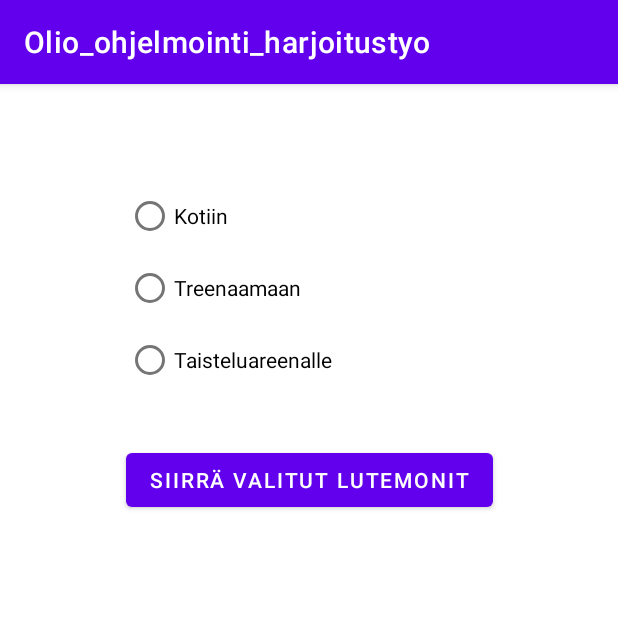
After one commit to samppa13/Olio_ohjelmointi_harjoitustyo, an Android app: the MoveLutemonsActivity screen opened directly, with no data from a screen before it, on a phone screen of 412 x 824 dp, the top half of it. The commit adds this screen. Run offline under Robolectric (Android 15) with nearby library versions, the phone set to English and light mode, and no system bars.

Commit message:
Add functionality to enable the Lutemons to be moved home, to the battlefield or to the training arena.

```diff
--- /dev/null
+++ b/app/src/main/java/com/example/olio_ohjelmointi_harjoitustyo/BattleField.java
@@ -0,0 +1,14 @@
+package com.example.olio_ohjelmointi_harjoitustyo;
+
+public class BattleField extends Storage {
+    private static BattleField battleField = null;
+
+    private BattleField() {}
+
+    public static BattleField getInstance() {
+        if (battleField == null) {
+            battleField = new  BattleField();
+        }
+        return battleField;
+    }
+}
--- a/app/src/main/java/com/example/olio_ohjelmointi_harjoitustyo/Black.java
+++ b/app/src/main/java/com/example/olio_ohjelmointi_harjoitustyo/Black.java
@@ -2,6 +2,6 @@ package com.example.olio_ohjelmointi_harjoitustyo;
 
 public class Black extends Lutemon {
     public Black(String name) {
-        super(name, "Musta", 9, 0, 0, 16, 16, 0, 0);
+        super(name, "Musta", 9, 0, 0, 16, 16, getNumberOfCreatedLutemons(), 0);
     }
 }
--- a/app/src/main/java/com/example/olio_ohjelmointi_harjoitustyo/Green.java
+++ b/app/src/main/java/com/example/olio_ohjelmointi_harjoitustyo/Green.java
@@ -2,6 +2,6 @@ package com.example.olio_ohjelmointi_harjoitustyo;
 
 public class Green extends Lutemon {
     public Green(String name) {
-        super(name, "Vihreä", 6, 3, 0, 19, 19, 0, 0);
+        super(name, "Vihreä", 6, 3, 0, 19, 19, getNumberOfCreatedLutemons(), 0);
     }
 }
--- /dev/null
+++ b/app/src/main/java/com/example/olio_ohjelmointi_harjoitustyo/Home.java
@@ -0,0 +1,18 @@
+package com.example.olio_ohjelmointi_harjoitustyo;
+
+public class Home extends Storage {
+    private static Home home = null;
+
+    private Home() {}
+
+    public static Home getInstance() {
+        if (home == null) {
+            home = new Home();
+        }
+        return home;
+    }
+
+    public void createLutemon(Lutemon lutemon) {
+        lutemons.add(lutemon);
+    }
+}
--- /dev/null
+++ b/app/src/main/java/com/example/olio_ohjelmointi_harjoitustyo/MoveLutemonsActivity.java
@@ -0,0 +1,127 @@
+package com.example.olio_ohjelmointi_harjoitustyo;
+
+import androidx.appcompat.app.AppCompatActivity;
+
+import android.content.Intent;
+import android.os.Bundle;
+import android.view.View;
+import android.widget.Button;
+import android.widget.CheckBox;
+import android.widget.LinearLayout;
+import android.widget.RadioGroup;
+
+import java.util.ArrayList;
+import java.util.Collections;
+import java.util.Comparator;
+
+public class MoveLutemonsActivity extends AppCompatActivity {
+    private RadioGroup placeRadioGroup;
+    private LinearLayout checkBoxLinearLayout;
+    private Button moveLutemonsButton;
+
+    @Override
+    protected void onCreate(Bundle savedInstanceState) {
+        super.onCreate(savedInstanceState);
+        setContentView(R.layout.activity_move_lutemons);
+        checkBoxLinearLayout = findViewById(R.id.checkBoxLinearLayout);
+        makeCheckBoxes();
+        placeRadioGroup = findViewById(R.id.placeRadioGroup);
+        moveLutemonsButton = findViewById(R.id.moveLutemonsButton);
+        moveLutemons();
+    }
+
+    public ArrayList<Lutemon> getAllLutemons() {
+        ArrayList<Lutemon> allLutemons = new ArrayList<>();
+        allLutemons.addAll(Home.getInstance().getLutemons());
+        allLutemons.addAll(BattleField.getInstance().getLutemons());
+        allLutemons.addAll(TrainingArea.getInstance().getLutemons());
+        Collections.sort(allLutemons, new Comparator<Lutemon>() {
+            @Override
+            public int compare(Lutemon lutemon, Lutemon t1) {
+                return String.valueOf(lutemon.getId()).compareTo(String.valueOf(t1.getId()));
+            }
+        });
+        return allLutemons;
+    }
+
+    public void makeCheckBoxes() {
+        checkBoxLinearLayout.removeAllViews();
+        CheckBox checkBox;
+        for (Lutemon lutemon: getAllLutemons()) {
+            checkBox = new CheckBox(this);
+            checkBox.setText(lutemon.getName());
+            checkBox.setId(lutemon.getId());
+            checkBoxLinearLayout.addView(checkBox);
+        }
+    }
+
+    public void moveLutemons() {
+        moveLutemonsButton.setOnClickListener(new View.OnClickListener() {
+            @Override
+            public void onClick(View view) {
+                switch (placeRadioGroup.getCheckedRadioButtonId()) {
+                    case R.id.homeRadioButton:
+                        moveLutemonsToHome();
+                        break;
+                    case R.id.trainingAreaRadioButton:
+                        moveLutemonsToTrainingArea();
+                        break;
+                    case R.id.battlefieldRadioButton:
+                        moveLutemonsToBattlefield();
+                        break;
+                }
+                Intent showMainActivity = new Intent(getApplicationContext(), MainActivity.class);
+                startActivity(showMainActivity);
+            }
+        });
+    }
+
+    public void moveLutemonsToHome() {
+        CheckBox checkBox;
+        ArrayList<Lutemon> lutemons = new ArrayList<>();
+        for (Lutemon lutemon: BattleField.getInstance().getLutemons()) {
+            checkBox = findViewById(lutemon.getId());
+            if (checkBox.isChecked()) {
+                lutemon.setHealth(lutemon.getMaxHealth());
+                Home.getInstance().addLutemon(lutemon);
+                lutemons.add(lutemon);
+            }
+        }
+        for (Lutemon lutemon: lutemons) {
+            BattleField.getInstance().removeLutemon(lutemon);
+        }
+    }
+
+    public void moveLutemonsToTrainingArea() {
+        CheckBox checkBox;
+        for (Lutemon lutemon: BattleField.getInstance().getLutemons()) {
+            checkBox = findViewById(lutemon.getId());
+            if (checkBox.isChecked()) {
+                TrainingArea.getInstance().addLutemon(lutemon);
+            }
+        }
+        for (Lutemon lutemon: Home.getInstance().getLutemons()) {
+            checkBox = findViewById(lutemon.getId());
+            if (checkBox.isChecked()) {
+                TrainingArea.getInstance().addLutemon(lutemon);
+            }
+        }
+        TrainingArea.getInstance().train();
+        TrainingArea.getInstance().removeLutemons();
+    }
+
+    public void moveLutemonsToBattlefield() {
+        CheckBox checkBox;
+        ArrayList<Lutemon> lutemons = new ArrayList<>();
+        for (Lutemon lutemon: Home.getInstance().getLutemons()) {
+            checkBox = findViewById(lutemon.getId());
+            if (checkBox.isChecked()) {
+                BattleField.getInstance().addLutemon(lutemon);
+                lutemons.add(lutemon);
+            }
+        }
+        for (Lutemon lutemon: lutemons) {
+            Home.getInstance().removeLutemon(lutemon);
+        }
+    }
+}
--- a/app/src/main/java/com/example/olio_ohjelmointi_harjoitustyo/Orange.java
+++ b/app/src/main/java/com/example/olio_ohjelmointi_harjoitustyo/Orange.java
@@ -2,6 +2,6 @@ package com.example.olio_ohjelmointi_harjoitustyo;
 
 public class Orange extends Lutemon {
     public Orange(String name) {
-        super(name, "Oranssi", 8, 1, 0, 17, 17, 0, 0);
+        super(name, "Oranssi", 8, 1, 0, 17, 17, getNumberOfCreatedLutemons(), 0);
     }
 }
--- a/app/src/main/java/com/example/olio_ohjelmointi_harjoitustyo/Pink.java
+++ b/app/src/main/java/com/example/olio_ohjelmointi_harjoitustyo/Pink.java
@@ -2,6 +2,6 @@ package com.example.olio_ohjelmointi_harjoitustyo;
 
 public class Pink extends Lutemon {
     public Pink(String name) {
-        super(name, "Pinkki", 7, 2, 0, 18, 18, 0, 0);
+        super(name, "Pinkki", 7, 2, 0, 18, 18, getNumberOfCreatedLutemons(), 0);
     }
 }
--- /dev/null
+++ b/app/src/main/java/com/example/olio_ohjelmointi_harjoitustyo/TrainingArea.java
@@ -0,0 +1,24 @@
+package com.example.olio_ohjelmointi_harjoitustyo;
+
+public class TrainingArea extends Storage {
+    private static TrainingArea trainingArea = null;
+
+    private TrainingArea() {}
+
+    public static TrainingArea getInstance() {
+        if (trainingArea == null) {
+            trainingArea = new TrainingArea();
+        }
+        return trainingArea;
+    }
+
+    public void removeLutemons() {
+        lutemons.removeAll(lutemons);
+    }
+
+    public void train() {
+        for (Lutemon lutemon: lutemons) {
+            lutemon.setExperience(lutemon.getExperience() + 1);
+        }
+    }
+}
--- a/app/src/main/java/com/example/olio_ohjelmointi_harjoitustyo/White.java
+++ b/app/src/main/java/com/example/olio_ohjelmointi_harjoitustyo/White.java
@@ -2,6 +2,6 @@ package com.example.olio_ohjelmointi_harjoitustyo;
 
 public class White extends Lutemon {
     public White(String name) {
-        super(name, "Valkoinen", 5, 4, 0, 20, 20, 0, 0);
+        super(name, "Valkoinen", 5, 4, 0, 20, 20, getNumberOfCreatedLutemons(), 0);
     }
 }
--- /dev/null
+++ b/app/src/main/res/layout/activity_move_lutemons.xml
@@ -0,0 +1,86 @@
+<?xml version="1.0" encoding="utf-8"?>
+<androidx.constraintlayout.widget.ConstraintLayout xmlns:android="http://schemas.android.com/apk/res/android"
+    xmlns:app="http://schemas.android.com/apk/res-auto"
+    xmlns:tools="http://schemas.android.com/tools"
+    android:layout_width="match_parent"
+    android:layout_height="match_parent"
+    tools:context=".MoveLutemonsActivity">
+
+    <ScrollView
+        android:layout_width="0dp"
+        android:layout_height="0dp"
+        app:layout_constraintBottom_toBottomOf="parent"
+        app:layout_constraintEnd_toEndOf="parent"
+        app:layout_constraintStart_toStartOf="parent"
+        app:layout_constraintTop_toTopOf="parent">
+
+        <LinearLayout
+            android:layout_width="match_parent"
+            android:layout_height="wrap_content"
+            android:orientation="vertical">
+
+            <androidx.constraintlayout.widget.ConstraintLayout
+                android:layout_width="match_parent"
+                android:layout_height="match_parent">
+
+                <LinearLayout
+                    android:id="@+id/checkBoxLinearLayout"
+                    android:layout_width="0dp"
+                    android:layout_height="wrap_content"
+                    android:layout_marginStart="32dp"
+                    android:layout_marginTop="32dp"
+                    android:layout_marginEnd="32dp"
+                    android:orientation="vertical"
+                    app:layout_constraintEnd_toEndOf="parent"
+                    app:layout_constraintStart_toStartOf="parent"
+                    app:layout_constraintTop_toTopOf="parent"></LinearLayout>
+
+                <RadioGroup
+                    android:id="@+id/placeRadioGroup"
+                    android:layout_width="wrap_content"
+                    android:layout_height="wrap_content"
+                    android:layout_marginTop="32dp"
+                    app:layout_constraintEnd_toEndOf="@+id/moveLutemonsButton"
+                    app:layout_constraintHorizontal_bias="0.0"
+                    app:layout_constraintStart_toStartOf="@+id/moveLutemonsButton"
+                    app:layout_constraintTop_toBottomOf="@+id/checkBoxLinearLayout">
+
+                    <RadioButton
+                        android:id="@+id/homeRadioButton"
+                        android:layout_width="match_parent"
+                        android:layout_height="wrap_content"
+                        android:text="Kotiin" />
+
+                    <RadioButton
+                        android:id="@+id/trainingAreaRadioButton"
+                        android:layout_width="match_parent"
+                        android:layout_height="wrap_content"
+                        android:text="Treenaamaan" />
+
+                    <RadioButton
+                        android:id="@+id/battlefieldRadioButton"
+                        android:layout_width="match_parent"
+                        android:layout_height="wrap_content"
+                        android:text="Taisteluareenalle" />
+
+                </RadioGroup>
+
+                <Button
+                    android:id="@+id/moveLutemonsButton"
+                    android:layout_width="wrap_content"
+                    android:layout_height="wrap_content"
+                    android:layout_marginTop="32dp"
+                    android:layout_marginBottom="32dp"
+                    android:text="Siirrä valitut Lutemonit"
+                    app:layout_constraintBottom_toBottomOf="parent"
+                    app:layout_constraintEnd_toEndOf="parent"
+                    app:layout_constraintStart_toStartOf="parent"
+                    app:layout_constraintTop_toBottomOf="@+id/placeRadioGroup" />
+
+            </androidx.constraintlayout.widget.ConstraintLayout>
+
+        </LinearLayout>
+
+    </ScrollView>
+
+</androidx.constraintlayout.widget.ConstraintLayout>
```
Also changed, not shown: app/src/main/AndroidManifest.xml (+7 -0 lines), app/src/main/java/com/example/olio_ohjelmointi_harjoitustyo/AddLutemonActivity.java (+6 -6 lines), app/src/main/java/com/example/olio_ohjelmointi_harjoitustyo/ListLutemonsActivity.java (+18 -1 lines), app/src/main/java/com/example/olio_ohjelmointi_harjoitustyo/Lutemon.java (+18 -1 lines), app/src/main/java/com/example/olio_ohjelmointi_harjoitustyo/MainActivity.java (+13 -0 lines), app/src/main/java/com/example/olio_ohjelmointi_harjoitustyo/Storage.java (+6 -10 lines), app/src/main/res/layout/activity_main.xml (+10 -0 lines).
